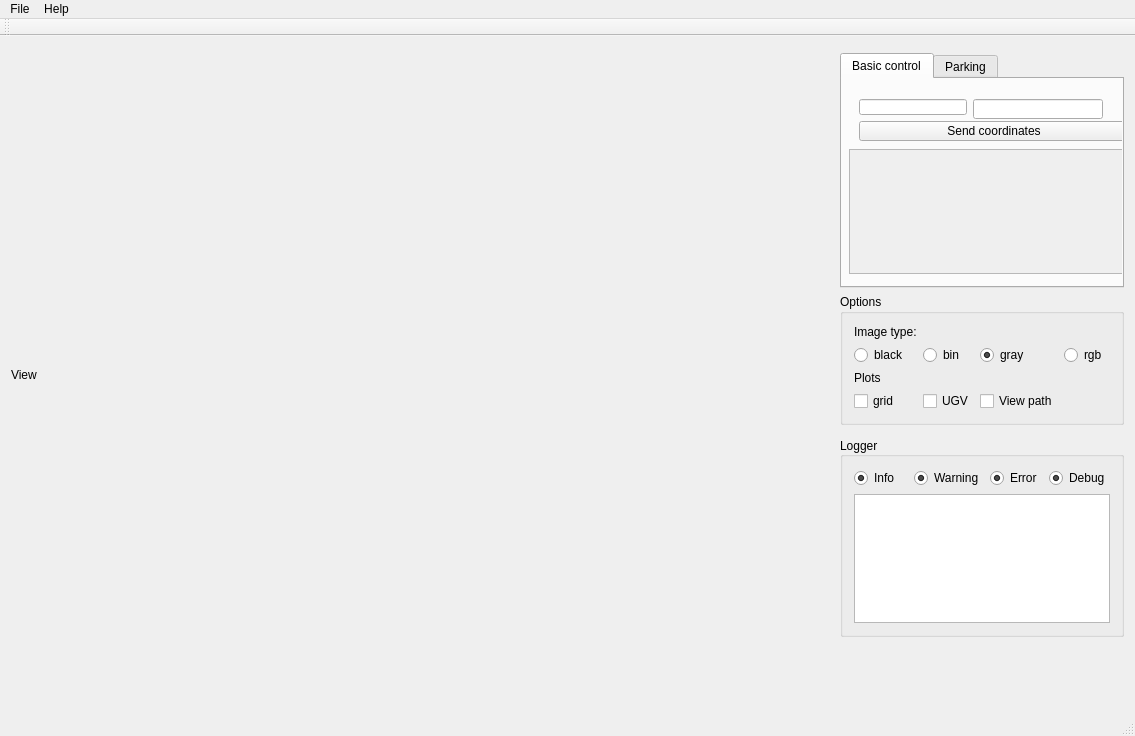
Old version of the form uvispace/uvigui/mainwindowinterface.ui in the repository UviDTE-UviSpace/uvispace-main-controller.
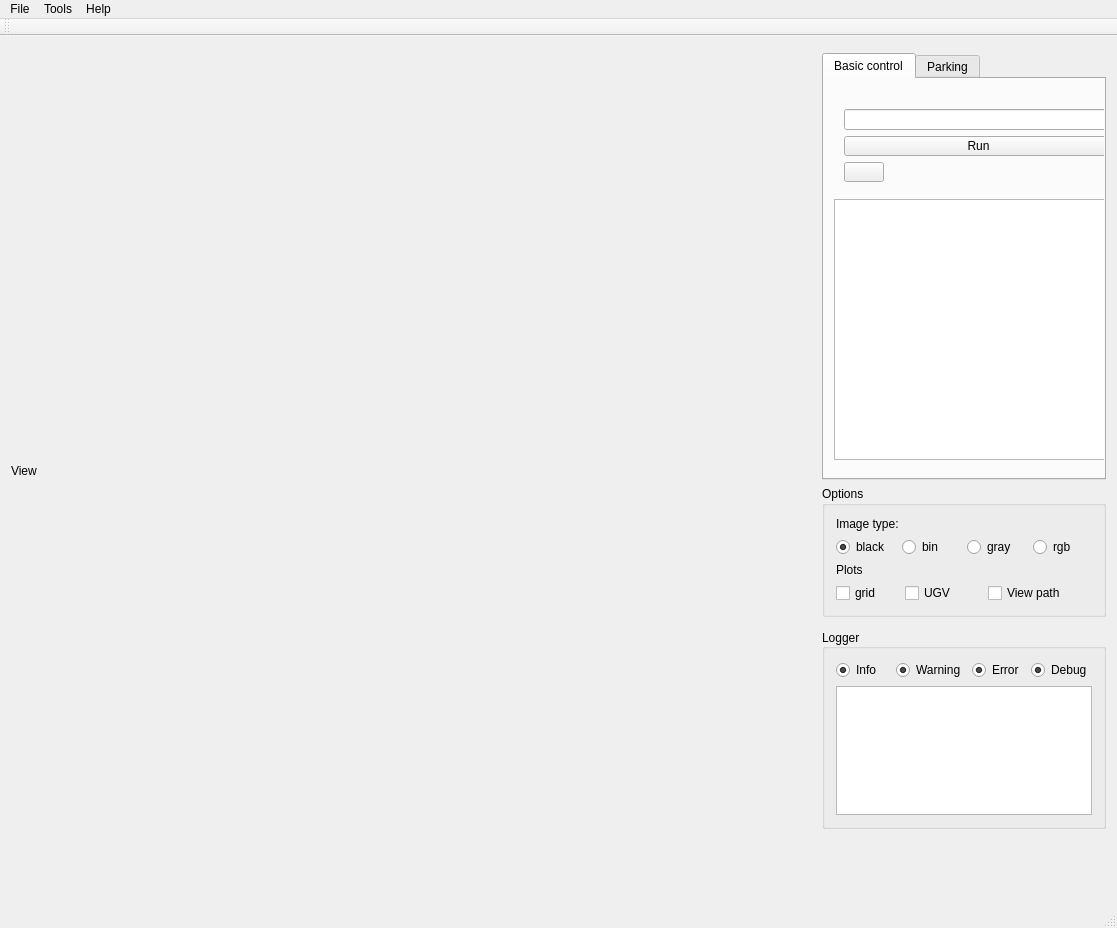
New version of the form. Icons and pictures are not drawn.

Commit message: Logger shows icons, main interface changes

Patch:
```diff
--- a/uvispace/uvigui/mainwindowinterface.ui
+++ b/uvispace/uvigui/mainwindowinterface.ui
@@ -6,8 +6,8 @@
    <rect>
     <x>0</x>
     <y>0</y>
-    <width>1135</width>
-    <height>736</height>
+    <width>1117</width>
+    <height>928</height>
    </rect>
   </property>
   <property name="sizePolicy">
@@ -29,28 +29,17 @@
    <layout class="QGridLayout" name="gridLayout_2">
     <item row="2" column="2">
      <widget class="QGroupBox" name="group_options">
+      <property name="sizePolicy">
+       <sizepolicy hsizetype="Preferred" vsizetype="Minimum">
+        <horstretch>0</horstretch>
+        <verstretch>0</verstretch>
+       </sizepolicy>
+      </property>
       <property name="title">
        <string>Options</string>
       </property>
       <layout class="QGridLayout" name="gridLayout_3">
-       <item row="1" column="1">
-        <widget class="QRadioButton" name="bin_rb">
-         <property name="text">
-          <string>bin</string>
-         </property>
-        </widget>
-       </item>
-       <item row="1" column="2">
-        <widget class="QRadioButton" name="gray_rb">
-         <property name="text">
-          <string>gray</string>
-         </property>
-         <property name="checked">
-          <bool>true</bool>
-         </property>
-        </widget>
-       </item>
-       <item row="3" column="0">
+       <item row="4" column="0">
         <widget class="QCheckBox" name="grid_check">
          <property name="sizePolicy">
           <sizepolicy hsizetype="Preferred" vsizetype="Fixed">
@@ -63,21 +52,7 @@
          </property>
         </widget>
        </item>
-       <item row="1" column="0">
-        <widget class="QRadioButton" name="black_rb">
-         <property name="text">
-          <string>black</string>
-         </property>
-        </widget>
-       </item>
-       <item row="1" column="3">
-        <widget class="QRadioButton" name="rgb_rb">
-         <property name="text">
-          <string>rgb</string>
-         </property>
-        </widget>
-       </item>
-       <item row="3" column="2">
+       <item row="4" column="3">
         <widget class="QCheckBox" name="path_check">
          <property name="sizePolicy">
           <sizepolicy hsizetype="Minimum" vsizetype="Minimum">
@@ -90,7 +65,7 @@
          </property>
         </widget>
        </item>
-       <item row="3" column="1">
+       <item row="4" column="1">
         <widget class="QCheckBox" name="ugv_check">
          <property name="text">
           <string>UGV</string>
@@ -104,13 +79,51 @@
          </property>
         </widget>
        </item>
-       <item row="2" column="0">
+       <item row="3" column="0">
         <widget class="QLabel" name="label_plot">
          <property name="text">
           <string>Plots</string>
          </property>
         </widget>
        </item>
+       <item row="1" column="0" colspan="5">
+        <layout class="QHBoxLayout" name="horizontalLayout_3">
+         <item>
+          <widget class="QRadioButton" name="black_rb">
+           <property name="text">
+            <string>black</string>
+           </property>
+           <property name="checked">
+            <bool>true</bool>
+           </property>
+          </widget>
+         </item>
+         <item>
+          <widget class="QRadioButton" name="bin_rb">
+           <property name="text">
+            <string>bin</string>
+           </property>
+          </widget>
+         </item>
+         <item>
+          <widget class="QRadioButton" name="gray_rb">
+           <property name="text">
+            <string>gray</string>
+           </property>
+           <property name="checked">
+            <bool>false</bool>
+           </property>
+          </widget>
+         </item>
+         <item>
+          <widget class="QRadioButton" name="rgb_rb">
+           <property name="text">
+            <string>rgb</string>
+           </property>
+          </widget>
+         </item>
+        </layout>
+       </item>
       </layout>
      </widget>
     </item>
@@ -131,124 +144,6 @@
       </item>
      </layout>
     </item>
-    <item row="1" column="2">
-     <widget class="QTabWidget" name="tabWidget">
-      <property name="sizePolicy">
-       <sizepolicy hsizetype="Minimum" vsizetype="Expanding">
-        <horstretch>0</horstretch>
-        <verstretch>0</verstretch>
-       </sizepolicy>
-      </property>
-      <property name="currentIndex">
-       <number>0</number>
-      </property>
-      <widget class="QWidget" name="basic_control_tab">
-       <attribute name="title">
-        <string>Basic control</string>
-       </attribute>
-       <widget class="QWidget" name="formLayoutWidget">
-        <property name="geometry">
-         <rect>
-          <x>6</x>
-          <y>9</y>
-          <width>321</width>
-          <height>61</height>
-         </rect>
-        </property>
-        <layout class="QFormLayout" name="formLayout">
-         <item row="0" column="0">
-          <widget class="QLineEdit" name="lineEdit_X">
-           <property name="sizePolicy">
-            <sizepolicy hsizetype="Minimum" vsizetype="Minimum">
-             <horstretch>0</horstretch>
-             <verstretch>0</verstretch>
-            </sizepolicy>
-           </property>
-          </widget>
-         </item>
-         <item row="0" column="1">
-          <widget class="QLineEdit" name="lineEdit_Y">
-           <property name="enabled">
-            <bool>true</bool>
-           </property>
-           <property name="sizePolicy">
-            <sizepolicy hsizetype="Minimum" vsizetype="Fixed">
-             <horstretch>0</horstretch>
-             <verstretch>0</verstretch>
-            </sizepolicy>
-           </property>
-           <property name="minimumSize">
-            <size>
-             <width>50</width>
-             <height>20</height>
-            </size>
-           </property>
-           <property name="maximumSize">
-            <size>
-             <width>130</width>
-             <height>16777215</height>
-            </size>
-           </property>
-          </widget>
-         </item>
-         <item row="1" column="0" colspan="2">
-          <widget class="QPushButton" name="pushButton_Send">
-           <property name="sizePolicy">
-            <sizepolicy hsizetype="Minimum" vsizetype="Fixed">
-             <horstretch>0</horstretch>
-             <verstretch>0</verstretch>
-            </sizepolicy>
-           </property>
-           <property name="minimumSize">
-            <size>
-             <width>0</width>
-             <height>20</height>
-            </size>
-           </property>
-           <property name="maximumSize">
-            <size>
-             <width>270</width>
-             <height>16777215</height>
-            </size>
-           </property>
-           <property name="text">
-            <string>Send coordinates</string>
-           </property>
-          </widget>
-         </item>
-        </layout>
-       </widget>
-       <widget class="QScrollArea" name="scrollArea">
-        <property name="geometry">
-         <rect>
-          <x>7</x>
-          <y>70</y>
-          <width>320</width>
-          <height>125</height>
-         </rect>
-        </property>
-        <property name="widgetResizable">
-         <bool>true</bool>
-        </property>
-        <widget class="QWidget" name="scrollAreaWidgetContents_2">
-         <property name="geometry">
-          <rect>
-           <x>0</x>
-           <y>0</y>
-           <width>318</width>
-           <height>123</height>
-          </rect>
-         </property>
-        </widget>
-       </widget>
-      </widget>
-      <widget class="QWidget" name="train_tab">
-       <attribute name="title">
-        <string>Parking</string>
-       </attribute>
-      </widget>
-     </widget>
-    </item>
     <item row="4" column="2">
      <widget class="QGroupBox" name="group_logger">
       <property name="sizePolicy">
@@ -335,6 +230,93 @@
       </layout>
      </widget>
     </item>
+    <item row="1" column="2">
+     <widget class="QTabWidget" name="tabWidget">
+      <property name="sizePolicy">
+       <sizepolicy hsizetype="Minimum" vsizetype="Expanding">
+        <horstretch>0</horstretch>
+        <verstretch>0</verstretch>
+       </sizepolicy>
+      </property>
+      <property name="currentIndex">
+       <number>0</number>
+      </property>
+      <widget class="QWidget" name="basic_control_tab">
+       <attribute name="title">
+        <string>Basic control</string>
+       </attribute>
+       <widget class="QWidget" name="verticalLayoutWidget">
+        <property name="geometry">
+         <rect>
+          <x>9</x>
+          <y>19</y>
+          <width>291</width>
+          <height>95</height>
+         </rect>
+        </property>
+        <layout class="QVBoxLayout" name="verticalLayout">
+         <item>
+          <widget class="QLineEdit" name="lineEdit"/>
+         </item>
+         <item>
+          <widget class="QPushButton" name="run_Button">
+           <property name="sizePolicy">
+            <sizepolicy hsizetype="Minimum" vsizetype="Fixed">
+             <horstretch>0</horstretch>
+             <verstretch>0</verstretch>
+            </sizepolicy>
+           </property>
+           <property name="text">
+            <string>Run</string>
+           </property>
+          </widget>
+         </item>
+         <item>
+          <widget class="QPushButton" name="file_Button">
+           <property name="sizePolicy">
+            <sizepolicy hsizetype="Fixed" vsizetype="Fixed">
+             <horstretch>0</horstretch>
+             <verstretch>0</verstretch>
+            </sizepolicy>
+           </property>
+           <property name="text">
+            <string/>
+           </property>
+           <property name="icon">
+            <iconset>
+             <normaloff>icons/folder.png</normaloff>icons/folder.png</iconset>
+           </property>
+          </widget>
+         </item>
+        </layout>
+       </widget>
+       <widget class="QListWidget" name="listWidget">
+        <property name="geometry">
+         <rect>
+          <x>10</x>
+          <y>120</y>
+          <width>291</width>
+          <height>261</height>
+         </rect>
+        </property>
+        <property name="alternatingRowColors">
+         <bool>false</bool>
+        </property>
+        <property name="resizeMode">
+         <enum>QListView::Adjust</enum>
+        </property>
+        <property name="viewMode">
+         <enum>QListView::ListMode</enum>
+        </property>
+       </widget>
+      </widget>
+      <widget class="QWidget" name="train_tab">
+       <attribute name="title">
+        <string>Parking</string>
+       </attribute>
+      </widget>
+     </widget>
+    </item>
    </layout>
   </widget>
   <widget class="QMenuBar" name="menuBar">
@@ -342,25 +324,33 @@
     <rect>
      <x>0</x>
      <y>0</y>
-     <width>1135</width>
+     <width>1117</width>
      <height>25</height>
     </rect>
    </property>
-   <widget class="QMenu" name="menuArchivo">
+   <widget class="QMenu" name="menufile">
     <property name="title">
      <string>File</string>
     </property>
     <addaction name="actionOpen_csv"/>
     <addaction name="actionSalir"/>
    </widget>
-   <widget class="QMenu" name="menuAyuda">
+   <widget class="QMenu" name="menuhelp">
     <property name="title">
      <string>Help</string>
     </property>
     <addaction name="action_about"/>
    </widget>
-   <addaction name="menuArchivo"/>
-   <addaction name="menuAyuda"/>
+   <widget class="QMenu" name="menuTools">
+    <property name="title">
+     <string>Tools</string>
+    </property>
+    <addaction name="actionNuronal_controller_training"/>
+    <addaction name="actionFuzzy_controller_calibration"/>
+   </widget>
+   <addaction name="menufile"/>
+   <addaction name="menuTools"/>
+   <addaction name="menuhelp"/>
   </widget>
   <widget class="QToolBar" name="mainToolBar">
    <attribute name="toolBarArea">
```
Left out of the diff: 14 changed lines with no effect on the pictures. The commit also changes 7 other files.
